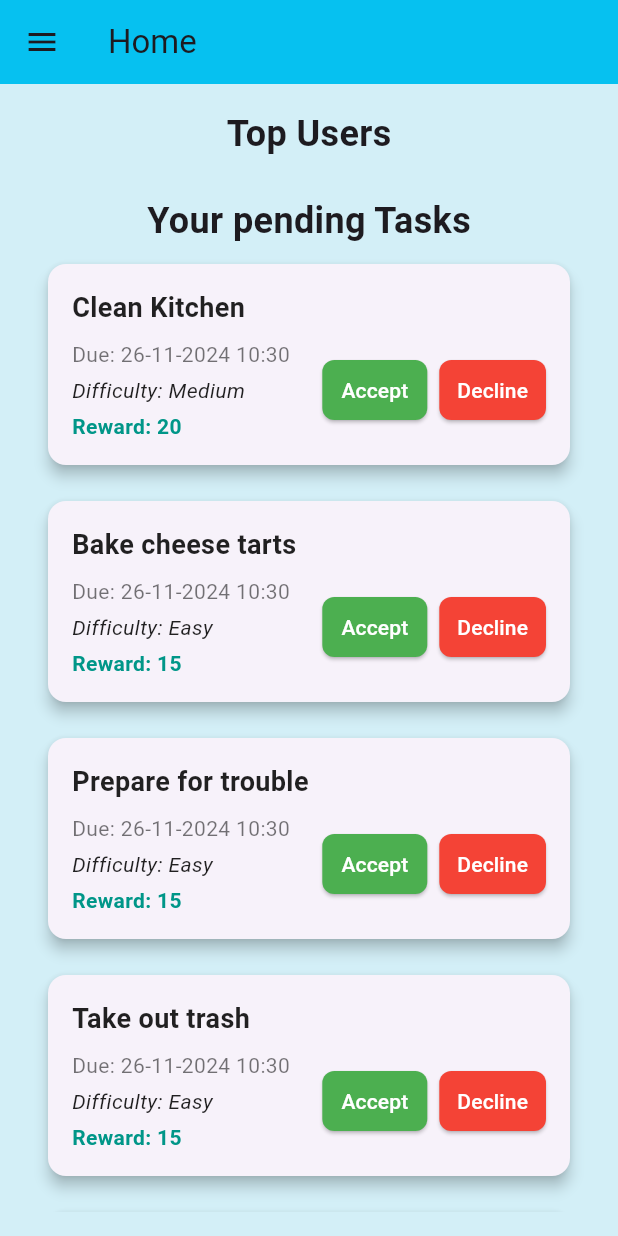
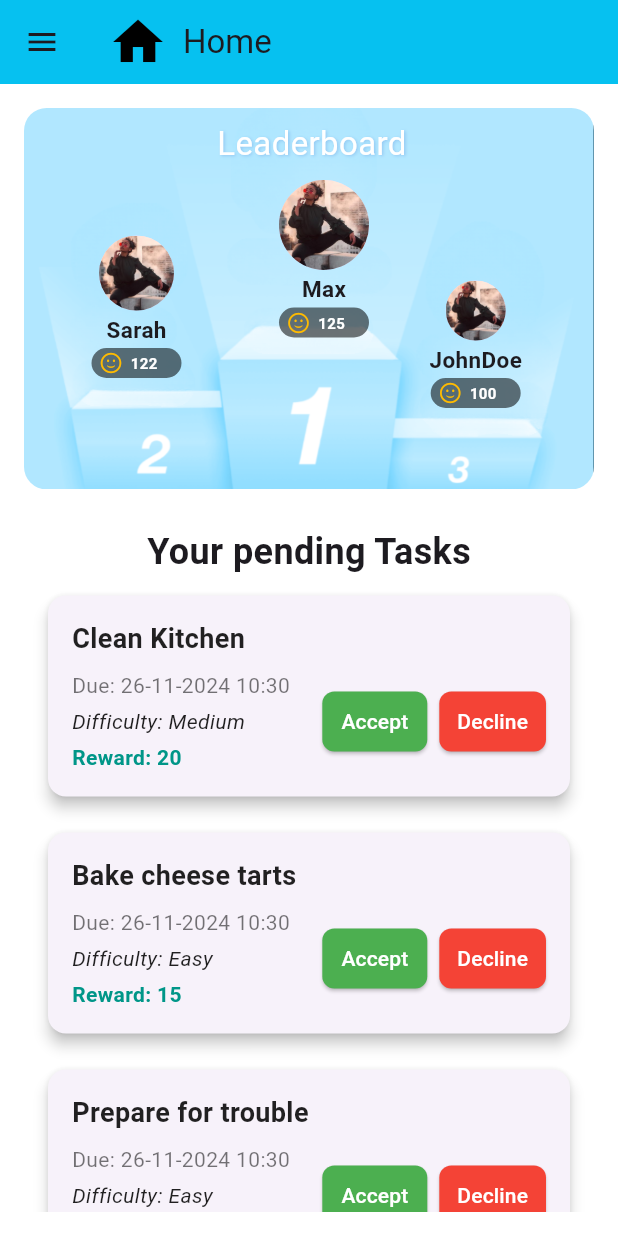
Before and after one commit to Hafsa993/HouseholdKnowledgeBase, a Flutter app: the screen it shows after launch, on a phone screen of 412 x 824 dp. Run offline on Flutter 3.47's test engine with Material 3 defaults, Android fonts, the phone set to English and light mode, and no system bars; our stand-ins replace flutter_calendar_carousel.

Commit message:
Added static Leaderboard, added assets folder

```diff
--- a/household_knwoledge_app/lib/screens/home_screen.dart
+++ b/household_knwoledge_app/lib/screens/home_screen.dart
@@ -1,3 +1,4 @@
+import 'package:flutter/cupertino.dart';
 import 'package:flutter/material.dart';
 import 'package:intl/intl.dart';
 import 'package:provider/provider.dart';
@@ -17,20 +18,108 @@ class HomeScreen extends StatelessWidget {
     List<Task> urgentTasks = taskProvider.pendingTasks(currentUser.username);
 
     return Scaffold(
-      backgroundColor: const Color.fromARGB(255, 211, 239, 247),
+      backgroundColor: const Color.fromARGB(255, 255, 255, 255),
       appBar: AppBar(
         backgroundColor: const Color.fromARGB(255, 6, 193, 240),
-        title: const Text('Home'),
+        title: Row(
+          children: [
+          const Icon(
+                Icons.home,
+                color: Color.fromARGB(255, 0, 0, 0),
+                size: 40,
+              ),
+          SizedBox(width: 10,),
+          const Text('Home'),
+        ],)
+
       ),
       drawer: const MenuDrawer(),
       body: Padding(
         padding: const EdgeInsets.all(16.0),
         child: Column(
           children: [
-            const Text(
-              'Top Users',
-              style: TextStyle(fontSize: 24, fontWeight: FontWeight.bold),
+            SizedBox(
+              width: 400,
+              height: 255,
+              child: Stack(
+                children: [Stack(
+                  children: [Positioned(child: Column(
+                    /*children: [Image.asset("lib/assets/leaderboard.png", fit: BoxFit.scaleDown,),
+                    ], */
+                      children: [ClipRRect(
+                        borderRadius: BorderRadius.circular(15.0),
+                        child: Image.asset("lib/assets/leaderboard.png", fit: BoxFit.scaleDown,),
+                      )],
+                  ))],
                 ),
+                const Positioned(
+                  top: 8,
+                  right: 125,
+                  child: Text(
+                    "Leaderboard",
+                    style: TextStyle(
+                      fontSize: 22,
+                      fontWeight: FontWeight.normal,
+                      color: Colors.white,
+                      shadows: <Shadow>[
+
+      Shadow(
+        offset: Offset(1.0, 1.0),
+        blurRadius: 2.0,
+        color: Color.fromARGB(124, 111, 163, 227),
+      ),
+    ],
+                    ),
+                  ),
+                ),/*
+                const Positioned(
+                  top: 120,
+                  left: 10,
+                  child: Text(
+                    "Ends in 2d 23Hours",
+                    style: TextStyle(
+                      fontSize: 15,
+                      fontWeight: FontWeight.w500,
+                    ),
+                  ),
+                ), */
+                // Rank 1st
+                Positioned(
+                  top: 48,
+                  right: 150,
+                  child: rank(
+                      radius: 30.0,
+                      height: 2,
+                      image: "lib/assets/f.jpeg",
+                      name: "Max",
+                      point: "125"),
+                ),
+                // for rank 2nd
+                Positioned(
+                  top: 85,
+                  left: 45,
+                  child: rank(
+                      radius: 25.0,
+                      height: 2,
+                      image: "lib/assets/f.jpeg",
+                      name: "Sarah",
+                      point: "122"),
+                ),
+                // For 3rd rank
+                Positioned(
+                  top: 115,
+                  right: 48,
+                  child: rank(
+                      radius: 20.0,
+                      height: 2,
+                      image: "lib/assets/f.jpeg",
+                      name: "JohnDoe",
+                      point: "100"),
+                ),
+              ],
+              ),
+            ),
+            // Rest of the home screen
             const SizedBox(height: 8),
             const SizedBox(height: 16),
             const Text(
@@ -153,6 +242,61 @@ class HomeScreen extends StatelessWidget {
     );
   }
 
+  // Helper function for rank in the leaderboard
+  Column rank({
+    required double radius,
+    required double height,
+    required String image,
+    required String name,
+    required String point,
+  }) {
+    return Column(
+      children: [
+        CircleAvatar(
+          radius: radius,
+          backgroundImage: AssetImage(image),
+        ),
+        SizedBox(
+          height: height,
+        ),
+        Text(
+          name,
+          style: const TextStyle(fontWeight: FontWeight.bold, fontSize: 15),
+        ),
+        SizedBox(
+          height: height,
+        ),
+        Container(
+          height: 20,
+          width: 60,
+          decoration: BoxDecoration(
+              color: Colors.black54, borderRadius: BorderRadius.circular(50)),
+          child: Row(
+            children: [
+              const SizedBox(
+                width: 5,
+              ),
+              const Icon(
+                CupertinoIcons.smiley,
+                color: Color.fromARGB(255, 255, 187, 0),
+                size: 16,
+              ),
+              const SizedBox(
+                width: 5,
+              ),
+              Text(
+                point,
+                style: const TextStyle(
+                    fontWeight: FontWeight.bold,
+                    fontSize: 10,
+                    color: Colors.white),
+              ),
+            ],
+          ),
+        ),
+      ],
+    );
+  }
   // Helper to show accept dialog
   void _showAcceptDialog(BuildContext context, Task task, TaskProvider taskProvider) {
     showDialog(
--- a/household_knwoledge_app/pubspec.yaml
+++ b/household_knwoledge_app/pubspec.yaml
@@ -33,6 +33,7 @@ dependencies:
   flutter_calendar_carousel: ^2.4.4
   provider: ^6.0.0
   intl: ^0.19.0 # Add this line
+  google_fonts: ^6.1.0
 
   # The following adds the Cupertino Icons font to your application.
   # Use with the CupertinoIcons class for iOS style icons.
@@ -59,7 +60,9 @@ flutter:
   # included with your application, so that you can use the icons in
   # the material Icons class.
   uses-material-design: true
-
+  assets:
+    - lib/assets/leaderboard.png
+    - lib/assets/
   # To add assets to your application, add an assets section, like this:
   # assets:
   #   - images/a_dot_burr.jpeg
```
Also changed, not shown: household_knwoledge_app/lib/assets/f.jpeg (added), household_knwoledge_app/lib/assets/leaderboard.png (added), household_knwoledge_app/pubspec.lock, 1 other file. Lines whose indentation alone changed are shown as unchanged.
